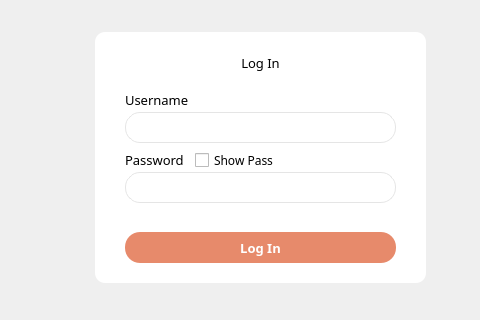
Before: the Qt Designer form LibraryInformationSystem/mainwindow.ui in janelle-lr/CS106LibraryInformationSystem, drawn with Qt 5; both pictures show x 265 to 745 and y 168 to 488 of the 1052 by 634 pixel window.
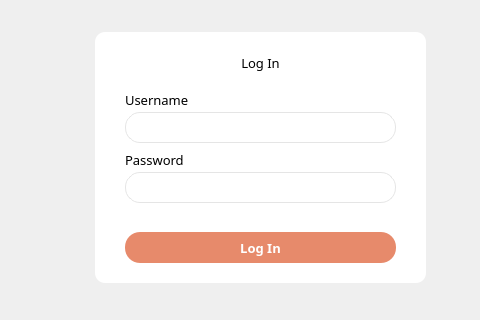
After: the same form once the commit is applied. Icons and pictures are not drawn.

Patch:
```diff
--- a/LibraryInformationSystem/mainwindow.ui
+++ b/LibraryInformationSystem/mainwindow.ui
@@ -193,19 +193,6 @@
       <set>Qt::AlignCenter</set>
      </property>
     </widget>
-    <widget class="QCheckBox" name="checkBox">
-     <property name="geometry">
-      <rect>
-       <x>100</x>
-       <y>120</y>
-       <width>91</width>
-       <height>17</height>
-      </rect>
-     </property>
-     <property name="text">
-      <string>Show Pass</string>
-     </property>
-    </widget>
    </widget>
    <widget class="QLabel" name="logoImage">
     <property name="geometry">
```
Left out of the diff: 7 changed lines with no effect on the pictures.
